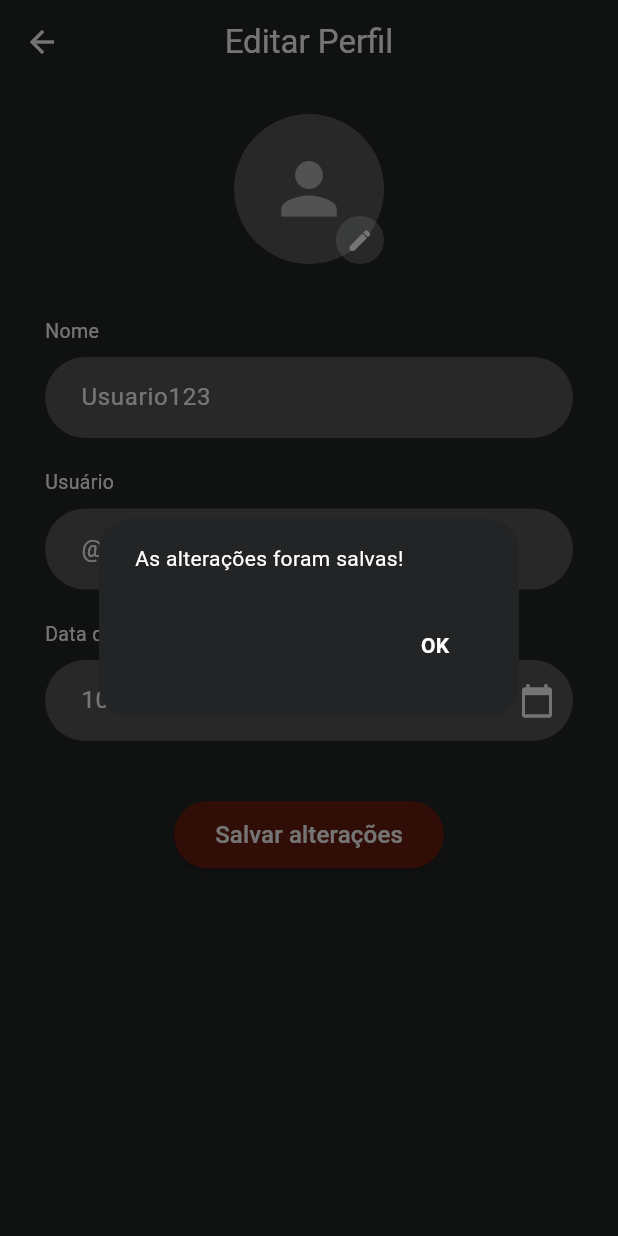
After one commit to Isabelly-Nathalia/BRADEMO_PROJETO, a Flutter app: the EditarConta screen opened directly, after a tap on "Salvar alterações", on a phone screen of 412 x 824 dp. The commit adds this screen. Run offline on Flutter 3.47's test engine with Material 3 defaults, Android fonts, the phone set to English and light mode, and no system bars; our stand-ins replace font_awesome_flutter; network calls fail.

Commit message:
criacao pagina de editar perfil

```diff
--- a/projeto_brademo/lib/screens/conta.dart
+++ b/projeto_brademo/lib/screens/conta.dart
@@ -4,6 +4,7 @@ import 'home.dart';
 import 'form.dart';
 import 'mapa.dart';
 import 'detalhe_filme.dart';
+import 'editarConta.dart';
 
 class Conta extends StatelessWidget {
   const Conta({super.key});
@@ -13,39 +14,48 @@ class Conta extends StatelessWidget {
   final Color vermelho = const Color(0xFF681F10);
 
   // LISTA FILMES
-final List<Map<String, dynamic>> filmes = const [
+  final List<Map<String, dynamic>> filmes = const [
     {
       "titulo": "Cidade de Deus",
-      "imagem": "https://upload.wikimedia.org/wikipedia/pt/thumb/1/10/CidadedeDeus.jpg/250px-CidadedeDeus.jpg",
-      "descricao": "Dois jovens seguem caminhos diferentes em uma favela marcada pela violência.",
+      "imagem":
+          "https://upload.wikimedia.org/wikipedia/pt/thumb/1/10/CidadedeDeus.jpg/250px-CidadedeDeus.jpg",
+      "descricao":
+          "Dois jovens seguem caminhos diferentes em uma favela marcada pela violência.",
       "nota": "4",
       "duracao": "2h 10m",
       "diretor": "Fernando Meirelles",
-      "fotoDiretor": "https://s2.glbimg.com/Z__UfzReUwJbUEjcSCE2ZkPBXzE=/540x300/e.glbimg.com/og/ed/f/original/2014/03/21/fernando_meirelles.jpg",
+      "fotoDiretor":
+          "https://s2.glbimg.com/Z__UfzReUwJbUEjcSCE2ZkPBXzE=/540x300/e.glbimg.com/og/ed/f/original/2014/03/21/fernando_meirelles.jpg",
       "streaming": "Netflix",
       "elenco": ["Alexandre Rodrigues", "Leandro Firmino", "Seu Jorge"],
     },
 
     {
       "titulo": "Central do Brasil",
-      "imagem": "https://m.media-amazon.com/images/M/MV5BMWI3YTg2YmItY2QzYi00NTc2LWExNTQtYWE4ZmIzNjE3ZjMyXkEyXkFqcGc@._V1_.jpg",
-      "descricao": "Uma ex-professora ajuda um menino a encontrar o pai pelo interior do Brasil.",
+      "imagem":
+          "https://m.media-amazon.com/images/M/MV5BMWI3YTg2YmItY2QzYi00NTc2LWExNTQtYWE4ZmIzNjE3ZjMyXkEyXkFqcGc@._V1_.jpg",
+      "descricao":
+          "Uma ex-professora ajuda um menino a encontrar o pai pelo interior do Brasil.",
       "nota": "5",
       "duracao": "1h 50m",
       "diretor": "Walter Salles",
-      "fotoDiretor": "https://upload.wikimedia.org/wikipedia/commons/8/80/Walter_Salles_in_2024.jpg",
+      "fotoDiretor":
+          "https://upload.wikimedia.org/wikipedia/commons/8/80/Walter_Salles_in_2024.jpg",
       "streaming": "Globoplay",
       "elenco": ["Fernanda Montenegro", "Vinícius de Oliveira"],
     },
 
     {
       "titulo": "La La Land",
-      "imagem": "https://i5.walmartimages.com/seo/Rolled-Poster-La-La-Land-Movie-24-x-36-Poster_20f02811-01b4-4aea-9bb2-a79942bd2642_1.856c035d66f8fd216f6d933259bc3dfb.jpeg",
-      "descricao": "Um pianista e uma atriz vivem um romance enquanto perseguem seus sonhos.",
+      "imagem":
+          "https://i5.walmartimages.com/seo/Rolled-Poster-La-La-Land-Movie-24-x-36-Poster_20f02811-01b4-4aea-9bb2-a79942bd2642_1.856c035d66f8fd216f6d933259bc3dfb.jpeg",
+      "descricao":
+          "Um pianista e uma atriz vivem um romance enquanto perseguem seus sonhos.",
       "nota": "4",
       "duracao": "2h 08m",
       "diretor": "Damien Chazelle",
-      "fotoDiretor": "https://s2.glbimg.com/Z__UfzReUwJbUEjcSCE2ZkPBXzE=/540x300/e.glbimg.com/og/ed/f/original/2014/03/21/fernando_meirelles.jpg",
+      "fotoDiretor":
+          "https://s2.glbimg.com/Z__UfzReUwJbUEjcSCE2ZkPBXzE=/540x300/e.glbimg.com/og/ed/f/original/2014/03/21/fernando_meirelles.jpg",
       "streaming": "Prime Video",
       "elenco": ["Ryan Gosling", "Emma Stone"],
     },
@@ -53,11 +63,13 @@ final List<Map<String, dynamic>> filmes = const [
     {
       "titulo": "Her",
       "imagem": "https://upload.wikimedia.org/wikipedia/pt/9/9b/Her.jpg",
-      "descricao": "Um homem solitário desenvolve uma relação com uma inteligência artificial.",
+      "descricao":
+          "Um homem solitário desenvolve uma relação com uma inteligência artificial.",
       "nota": "5",
       "duracao": "2h 06m",
       "diretor": "Spike Jonze",
-      "fotoDiretor": "https://s2.glbimg.com/Z__UfzReUwJbUEjcSCE2ZkPBXzE=/540x300/e.glbimg.com/og/ed/f/original/2014/03/21/fernando_meirelles.jpg",
+      "fotoDiretor":
+          "https://s2.glbimg.com/Z__UfzReUwJbUEjcSCE2ZkPBXzE=/540x300/e.glbimg.com/og/ed/f/original/2014/03/21/fernando_meirelles.jpg",
       "streaming": "HBO Max",
       "elenco": ["Joaquin Phoenix", "Scarlett Johansson"],
     },
@@ -137,7 +149,14 @@ final List<Map<String, dynamic>> filmes = const [
                 width: double.infinity,
 
                 child: ElevatedButton(
-                  onPressed: () {},
+                  onPressed: () {
+                    Navigator.push(
+                      context,
+                      MaterialPageRoute(
+                        builder: (context) => const EditarConta(),
+                      ),
+                    );
+                  },
 
                   style: ElevatedButton.styleFrom(
                     backgroundColor: vermelho,
--- /dev/null
+++ b/projeto_brademo/lib/screens/editarConta.dart
@@ -0,0 +1,224 @@
+import 'package:flutter/material.dart';
+import '../../widgets/button.dart';
+
+class EditarConta extends StatefulWidget {
+  const EditarConta({super.key});
+  @override
+  State<EditarConta> createState() => _EditarContaState();
+}
+
+class _EditarContaState extends State<EditarConta> {
+  final Color cinza = const Color(0xFF222425);
+  final TextEditingController nomeController = TextEditingController(
+    text: "Usuario123",
+  );
+  final TextEditingController usuarioController = TextEditingController(
+    text: "@usuario123",
+  );
+  final TextEditingController nascimentoController = TextEditingController(
+    text: "10/05/2005",
+  );
+
+  @override
+  Widget build(BuildContext context) {
+    return Scaffold(
+      backgroundColor: cinza,
+      appBar: AppBar(
+        backgroundColor: cinza,
+        elevation: 0,
+        centerTitle: true,
+        title: const Text(
+          "Editar Perfil",
+          style: TextStyle(color: Colors.white),
+        ),
+        iconTheme: const IconThemeData(color: Colors.white),
+      ),
+
+      body: SafeArea(
+        child: SingleChildScrollView(
+          padding: const EdgeInsets.symmetric(horizontal: 30),
+          child: Column(
+            children: [
+              const SizedBox(height: 20),
+              Stack(
+                alignment: Alignment.bottomRight,
+                children: [
+                  CircleAvatar(
+                    radius: 50,
+                    backgroundColor: Colors.white24,
+                    child: const Icon(
+                      Icons.person,
+                      size: 55,
+                      color: Colors.white54,
+                    ),
+                  ),
+
+                  Container(
+                    padding: const EdgeInsets.all(7),
+                    decoration: BoxDecoration(
+                      color: Colors.white24,
+                      borderRadius: BorderRadius.circular(20),
+                    ),
+                    child: const Icon(
+                      Icons.edit,
+                      color: Colors.white,
+                      size: 18,
+                    ),
+                  ),
+                ],
+              ),
+
+              const SizedBox(height: 35),
+
+              campoTexto(
+                titulo: "Nome",
+                controller: nomeController,
+                hint: "Digite seu nome",
+              ),
+
+              const SizedBox(height: 20),
+
+              campoTexto(
+                titulo: "Usuário",
+                controller: usuarioController,
+                hint: "@usuario",
+              ),
+
+              const SizedBox(height: 20),
+
+              Column(
+                crossAxisAlignment: CrossAxisAlignment.start,
+                children: [
+                  const Text(
+                    'Data de nascimento',
+                    style: TextStyle(color: Colors.white, fontSize: 13),
+                  ),
+
+                  const SizedBox(height: 8),
+
+                  TextField(
+                    controller: nascimentoController,
+                    readOnly: true,
+                    style: const TextStyle(color: Colors.white),
+                    decoration: InputDecoration(
+                      hintText: 'dd/mm/aaaa',
+                      hintStyle: const TextStyle(color: Colors.white),
+                      filled: true,
+                      fillColor: Colors.white24,
+                      contentPadding: const EdgeInsets.symmetric(
+                        horizontal: 20,
+                        vertical: 15,
+                      ),
+
+                      border: OutlineInputBorder(
+                        borderRadius: BorderRadius.circular(30),
+                        borderSide: BorderSide.none,
+                      ),
+                      suffixIcon: const Icon(
+                        Icons.calendar_today,
+                        color: Colors.white,
+                      ),
+                    ),
+
+                    onTap: () async {
+                      DateTime? dataSelecionada = await showDatePicker(
+                        context: context,
+                        initialDate: DateTime.now(),
+                        firstDate: DateTime(1950),
+                        lastDate: DateTime.now(),
+                      );
+                      if (dataSelecionada != null) {
+                        String dataFormatada =
+                            "${dataSelecionada.day.toString().padLeft(2, '0')}/"
+                            "${dataSelecionada.month.toString().padLeft(2, '0')}/"
+                            "${dataSelecionada.year}";
+                        setState(() {
+                          nascimentoController.text = dataFormatada;
+                        });
+                      }
+                    },
+                  ),
+                ],
+              ),
+
+              const SizedBox(height: 40),
+
+              Botao(
+                text: 'Salvar alterações',
+                onPressed: () {
+                  showDialog(
+                    context: context,
+                    builder: (context) {
+                      return AlertDialog(
+                        backgroundColor: const Color(0xFF222425),
+                        shape: RoundedRectangleBorder(
+                          borderRadius: BorderRadius.circular(20),
+                        ),
+                        content: const Text(
+                          "As alterações foram salvas!",
+                          style: TextStyle(color: Colors.white),
+                        ),
+
+                        actions: [
+                          TextButton(
+                            onPressed: () {
+                              Navigator.pop(context);
+                              Navigator.pop(context);
+                            },
+                            child: const Text(
+                              "OK",
+                              style: TextStyle(
+                                color: Colors.white,
+                                fontWeight: FontWeight.bold,
+                              ),
+                            ),
+                          ),
+                        ],
+                      );
+                    },
+                  );
+                },
+              ),
+
+              const SizedBox(height: 30),
+            ],
+          ),
+        ),
+      ),
+    );
+  }
+
+  Widget campoTexto({
+    required String titulo,
+    required TextEditingController controller,
+    required String hint,
+  }) {
+    return Column(
+      crossAxisAlignment: CrossAxisAlignment.start,
+      children: [
+        Text(titulo, style: const TextStyle(color: Colors.white, fontSize: 13)),
+
+        const SizedBox(height: 8),
+
+        TextField(
+          controller: controller,
+          style: const TextStyle(color: Colors.white),
+          decoration: InputDecoration(
+            hintText: hint,
+            hintStyle: const TextStyle(color: Colors.white),
+            filled: true,
+            fillColor: Colors.white24,
+            contentPadding: const EdgeInsets.symmetric(
+              horizontal: 20,
+              vertical: 15,
+            ),
+            border: OutlineInputBorder(
+              borderRadius: BorderRadius.circular(30),
+              borderSide: BorderSide.none,
+            ),
+          ),
+        ),
+      ],
+    );
+  }
+}
--- a/projeto_brademo/lib/screens/home.dart
+++ b/projeto_brademo/lib/screens/home.dart
@@ -480,7 +480,6 @@ class HomeState extends State<Home> {
                 child: Image.asset(logo, fit: BoxFit.cover),
               ),
             ),
-            const SizedBox(height: 5),
           ],
         ),
       ),
```
